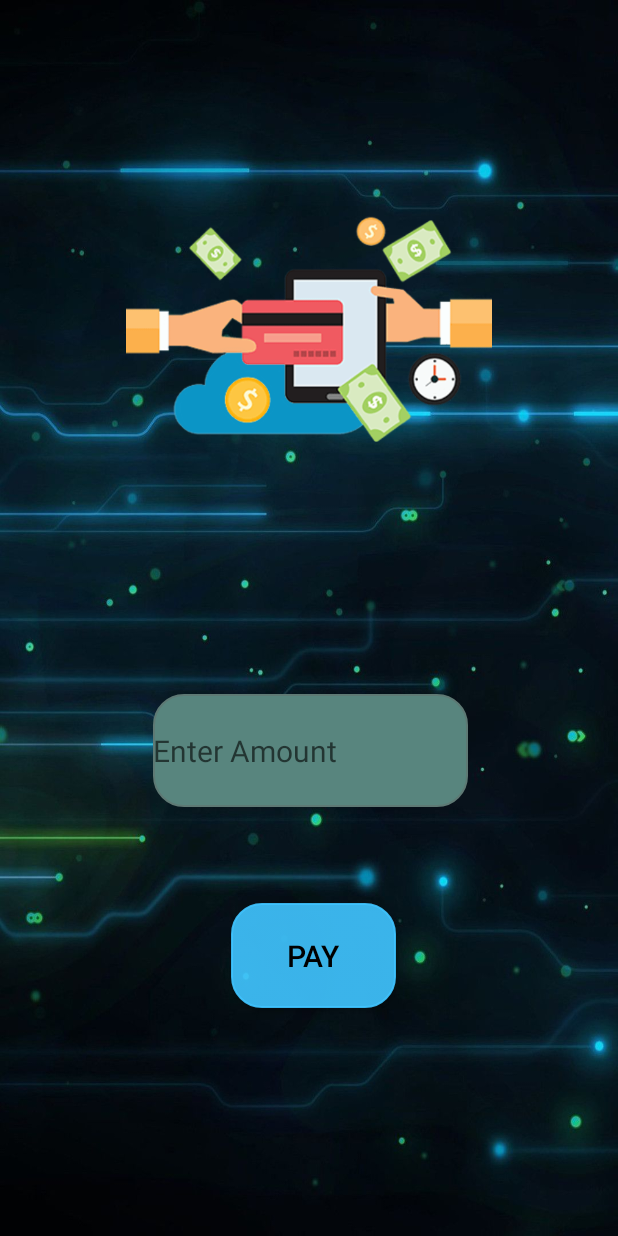
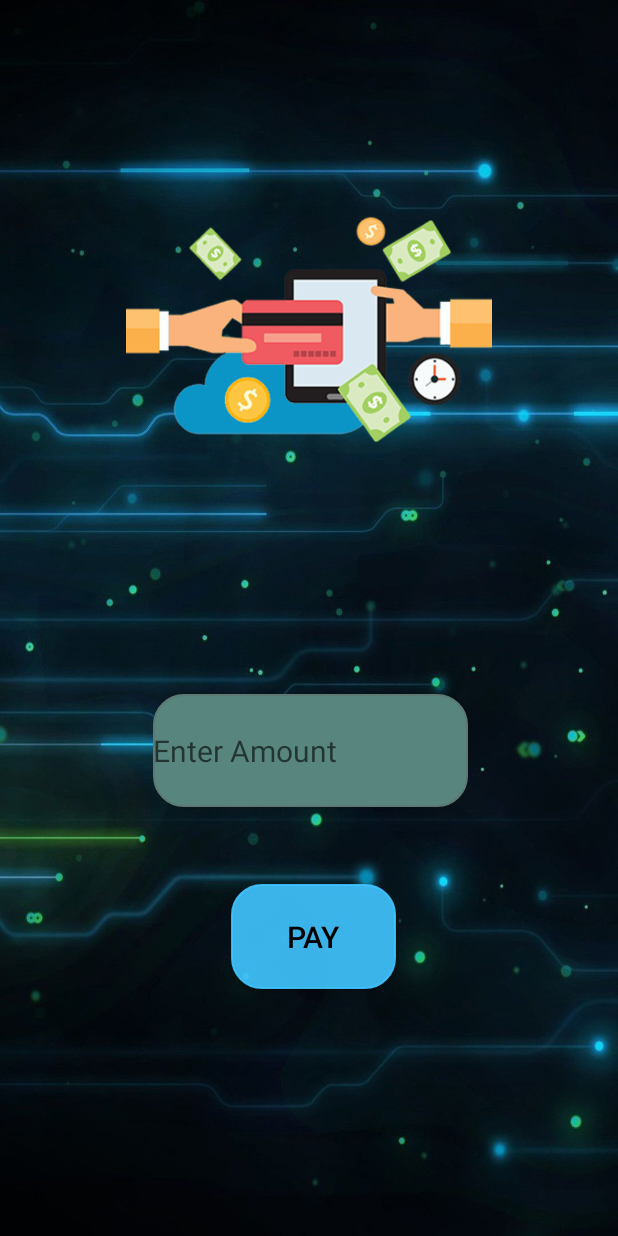
Before and after one commit to pratistha-05/Payment-Integration-App, an Android app: the layout activity_main.xml on its own in the app's theme, with its tools: preview values and no code run, on a phone screen of 412 x 824 dp. Run offline under Robolectric (Android 15) with nearby library versions, the light colour scheme and no system bars.

```diff
--- a/app/src/main/res/layout/activity_main.xml
+++ b/app/src/main/res/layout/activity_main.xml
@@ -31,7 +31,6 @@
         android:layout_width="110dp"
         android:layout_height="70dp"
         android:layout_marginEnd="148dp"
-        android:layout_marginBottom="152dp"
         android:background="@drawable/mybutton"
         android:backgroundTint="#E840C4FF"
         android:text="Pay"
@@ -41,7 +40,7 @@
         app:layout_constraintBottom_toBottomOf="parent"
         app:layout_constraintEnd_toEndOf="parent"
         app:layout_constraintTop_toTopOf="parent"
-        app:layout_constraintVertical_bias="1.0" />
+        app:layout_constraintVertical_bias="0.782" />
 
     <ImageView
         android:id="@+id/imageView"
```
